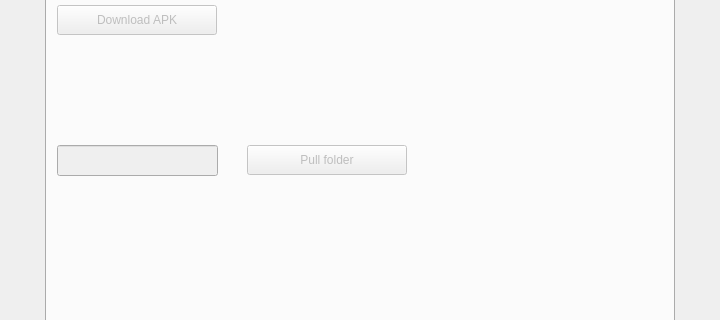
Old version of the form tools/nitpick/ui/Nitpick.ui in the repository vircadia/vircadia-native-core; both pictures show x 0 to 720 and y 407 to 727 of the 720 by 870 pixel window.
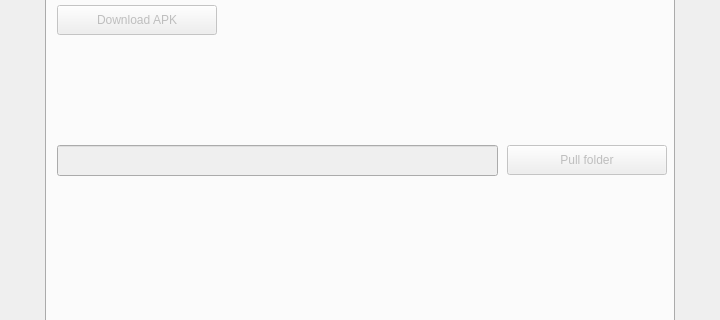
New version of the form. The open tabs and pages were chosen to show the change.

Commit message: renamed ...Button... to ...pushButton... for consistency.

Diff of the .ui file:
```diff
--- a/tools/nitpick/ui/Nitpick.ui
+++ b/tools/nitpick/ui/Nitpick.ui
@@ -612,7 +612,7 @@
       </property>
       <property name="geometry">
        <rect>
-        <x>200</x>
+        <x>460</x>
         <y>350</y>
         <width>160</width>
         <height>30</height>
@@ -630,7 +630,7 @@
        <rect>
         <x>10</x>
         <y>350</y>
-        <width>161</width>
+        <width>441</width>
         <height>31</height>
        </rect>
       </property>
```
Left out of the diff: 92 changed lines with no effect on the pictures. The commit also changes 2 other files.
